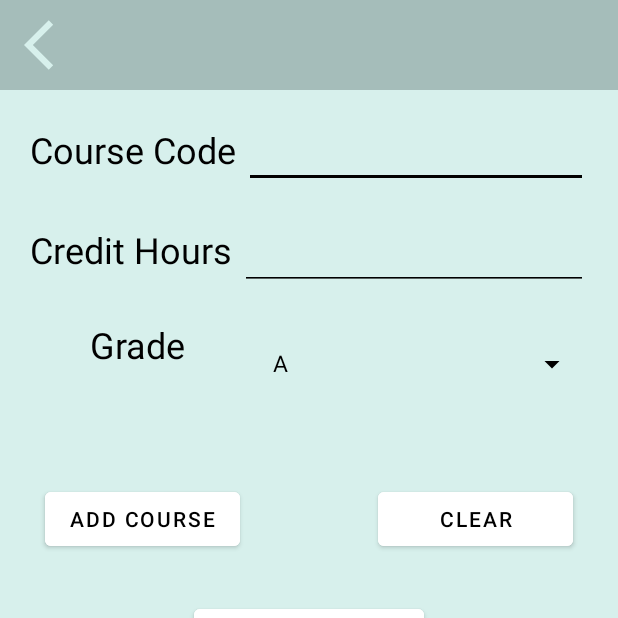
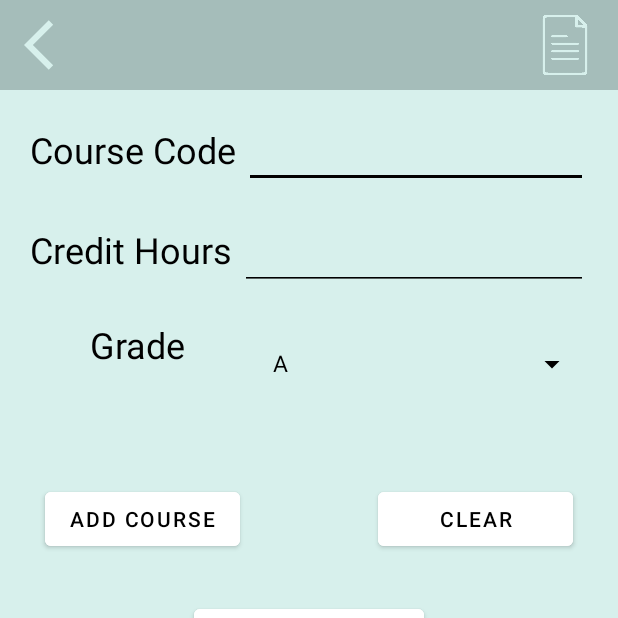
Before and after one commit to maryam2070/javaApp, an Android app: the GpaCalculator screen opened directly, with no data from a screen before it, on a phone screen of 412 x 824 dp, the top half of it. Run offline under Robolectric (Android 15) with nearby library versions, the phone set to English and light mode, and no system bars.

Commit message:
ءءءءءءءءءءءءءءءءءءءءءءءءء

```diff
--- a/app/src/main/res/layout/activity_gpa_calculator.xml
+++ b/app/src/main/res/layout/activity_gpa_calculator.xml
@@ -28,6 +28,15 @@
                 android:layout_gravity="start"
                 android:backgroundTint="@color/dark_primary_color"
                 android:layout_marginStart="15dp"
+                app:tint="@color/primary_color" />
+            <ImageView
+                android:id="@+id/courses"
+                android:layout_width="40dp"
+                android:layout_height="40dp"
+                android:src="@drawable/img_571207"
+                android:layout_gravity="end"
+                android:backgroundTint="@color/dark_primary_color"
+                android:layout_marginEnd="15dp"
                 app:tint="@color/primary_color" />
         </androidx.appcompat.widget.Toolbar>
 
```
Also changed, not shown: app/src/main/res/drawable/img_571207.png (added).
